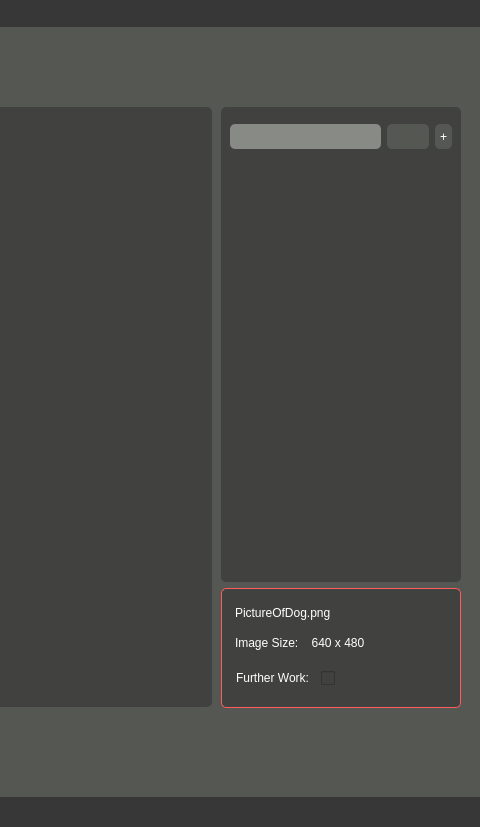
Qt form yoloAnt.ui (Lachie1011/YoloAnt) before a commit; both pictures show x 622 to 1102 and y 0 to 827 of the 1102 by 827 pixel window.
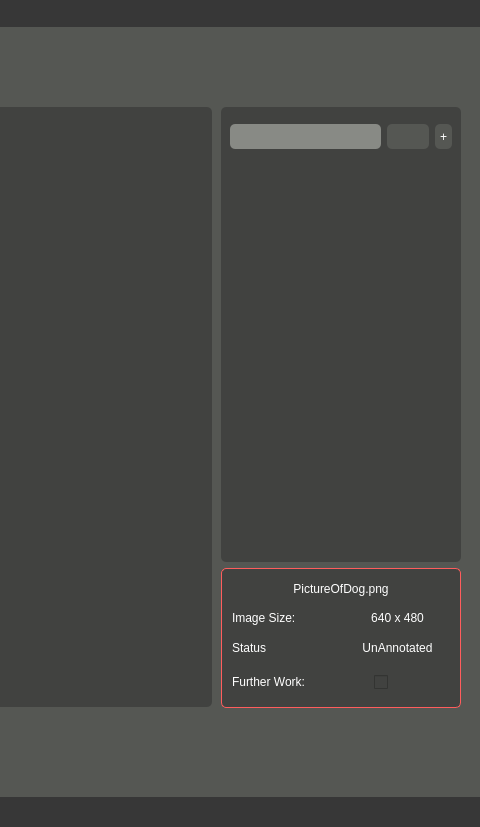
The same form after that commit. The open tabs and pages were chosen to show the change. Icons and pictures are not drawn. Custom widgets are drawn as their Qt base class.

```diff
--- a/yoloAnt.ui
+++ b/yoloAnt.ui
@@ -379,7 +379,7 @@
           <enum>QFrame::Raised</enum>
          </property>
          <property name="currentIndex">
-          <number>0</number>
+          <number>1</number>
          </property>
          <widget class="QWidget" name="entryPage">
           <layout class="QHBoxLayout" name="horizontalLayout_2">
@@ -1136,7 +1136,7 @@
                 <property name="minimumSize">
                  <size>
                   <width>140</width>
-                  <height>475</height>
+                  <height>390</height>
                  </size>
                 </property>
                 <property name="maximumSize">
@@ -1260,7 +1260,7 @@
                 <property name="maximumSize">
                  <size>
                   <width>16777215</width>
-                  <height>16777215</height>
+                  <height>140</height>
                  </size>
                 </property>
                 <property name="styleSheet">
@@ -1278,6 +1278,18 @@
                  <property name="spacing">
                   <number>0</number>
                  </property>
+                 <property name="leftMargin">
+                  <number>5</number>
+                 </property>
+                 <property name="topMargin">
+                  <number>5</number>
+                 </property>
+                 <property name="rightMargin">
+                  <number>5</number>
+                 </property>
+                 <property name="bottomMargin">
+                  <number>5</number>
+                 </property>
                  <item>
                   <widget class="QLabel" name="label_4">
                    <property name="styleSheet">
@@ -1287,17 +1299,103 @@
                    <property name="text">
                     <string>PictureOfDog.png</string>
                    </property>
+                   <property name="alignment">
+                    <set>Qt::AlignCenter</set>
+                   </property>
                   </widget>
                  </item>
                  <item>
-                  <widget class="QLabel" name="label_6">
+                  <widget class="QFrame" name="frame_7">
                    <property name="styleSheet">
-                    <string notr="true">border : 1px solid rgb(65, 66, 64);
-font: 75 12pt &quot;Gotham Rounded&quot;;</string>
+                    <string notr="true">border : 1px solid rgb(65, 66, 64)</string>
                    </property>
-                   <property name="text">
-                    <string>Image Size:    640 x 480</string>
+                   <property name="frameShape">
+                    <enum>QFrame::StyledPanel</enum>
                    </property>
+                   <property name="frameShadow">
+                    <enum>QFrame::Raised</enum>
+                   </property>
+                   <layout class="QHBoxLayout" name="horizontalLayout_15">
+                    <property name="spacing">
+                     <number>0</number>
+                    </property>
+                    <property name="leftMargin">
+                     <number>0</number>
+                    </property>
+                    <property name="topMargin">
+                     <number>0</number>
+                    </property>
+                    <property name="rightMargin">
+                     <number>0</number>
+                    </property>
+                    <property name="bottomMargin">
+                     <number>0</number>
+                    </property>
+                    <item>
+                     <widget class="QLabel" name="label_6">
+                      <property name="text">
+                       <string>Image Size:</string>
+                      </property>
+                     </widget>
+                    </item>
+                    <item>
+                     <widget class="QLabel" name="label_9">
+                      <property name="text">
+                       <string>640 x 480</string>
+                      </property>
+                      <property name="alignment">
+                       <set>Qt::AlignCenter</set>
+                      </property>
+                     </widget>
+                    </item>
+                   </layout>
+                  </widget>
+                 </item>
+                 <item>
+                  <widget class="QFrame" name="frame_8">
+                   <property name="styleSheet">
+                    <string notr="true">border : 1px solid rgb(65, 66, 64)</string>
+                   </property>
+                   <property name="frameShape">
+                    <enum>QFrame::StyledPanel</enum>
+                   </property>
+                   <property name="frameShadow">
+                    <enum>QFrame::Raised</enum>
+                   </property>
+                   <layout class="QHBoxLayout" name="horizontalLayout_16">
+                    <property name="spacing">
+                     <number>0</number>
+                    </property>
+                    <property name="leftMargin">
+                     <number>0</number>
+                    </property>
+                    <property name="topMargin">
+                     <number>0</number>
+                    </property>
+                    <property name="rightMargin">
+                     <number>0</number>
+                    </property>
+                    <property name="bottomMargin">
+                     <number>0</number>
+                    </property>
+                    <item>
+                     <widget class="QLabel" name="label_10">
+                      <property name="text">
+                       <string>Status</string>
+                      </property>
+                     </widget>
+                    </item>
+                    <item>
+                     <widget class="QLabel" name="label_11">
+                      <property name="text">
+                       <string>UnAnnotated</string>
+                      </property>
+                      <property name="alignment">
+                       <set>Qt::AlignCenter</set>
+                      </property>
+                     </widget>
+                    </item>
+                   </layout>
                   </widget>
                  </item>
                  <item>
@@ -1322,6 +1420,19 @@
                       </property>
                      </widget>
                     </item>
+                    <item>
+                     <spacer name="horizontalSpacer_16">
+                      <property name="orientation">
+                       <enum>Qt::Horizontal</enum>
+                      </property>
+                      <property name="sizeHint" stdset="0">
+                       <size>
+                        <width>40</width>
+                        <height>20</height>
+                       </size>
+                      </property>
+                     </spacer>
+                    </item>
                     <item>
                      <widget class="QCheckBox" name="checkBox">
                       <property name="maximumSize">
@@ -1362,10 +1473,13 @@
                 <property name="orientation">
                  <enum>Qt::Vertical</enum>
                 </property>
+                <property name="sizeType">
+                 <enum>QSizePolicy::Fixed</enum>
+                </property>
                 <property name="sizeHint" stdset="0">
                  <size>
                   <width>20</width>
-                  <height>40</height>
+                  <height>80</height>
                  </size>
                 </property>
                </spacer>
```
